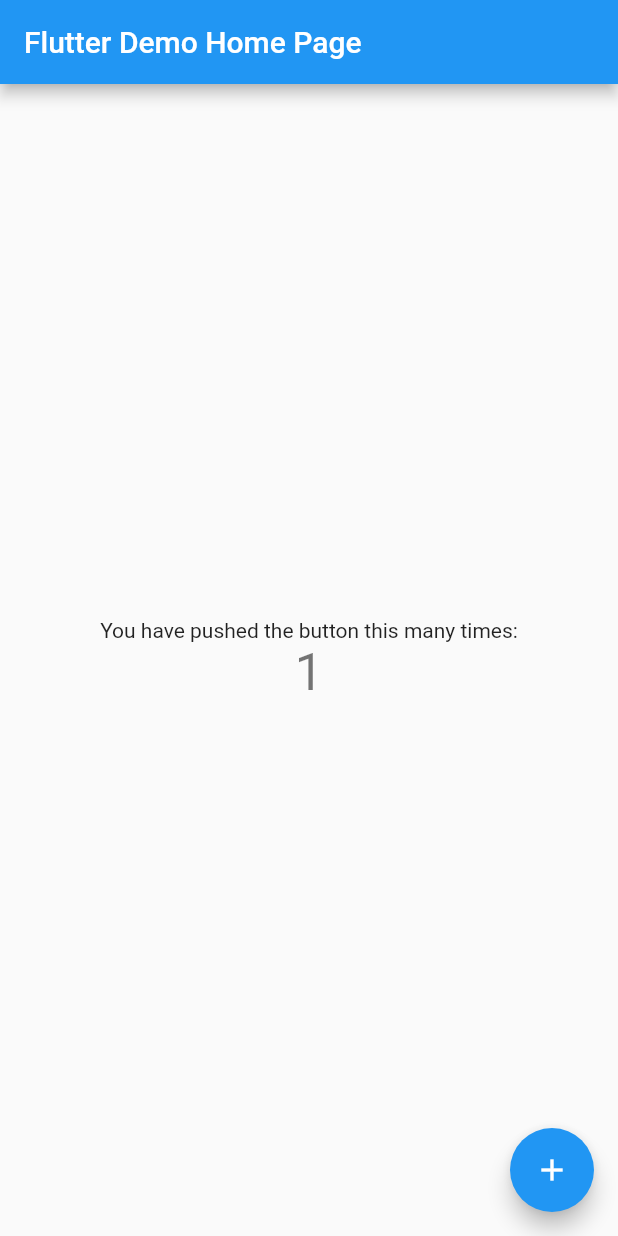
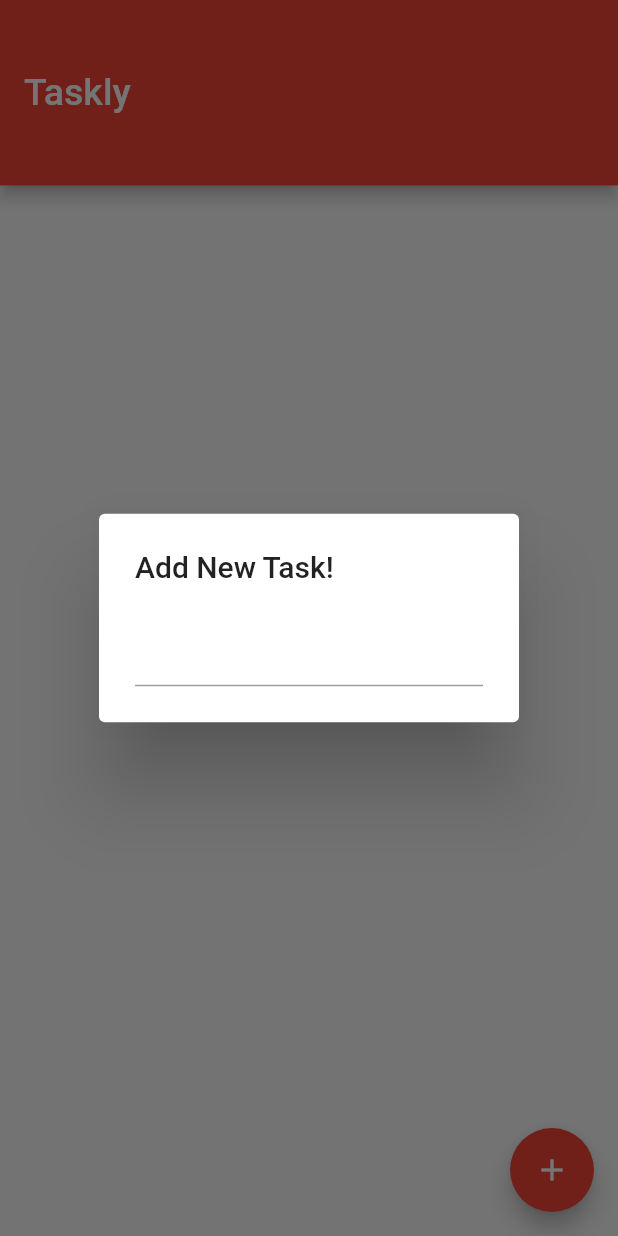
Before and after one commit to jordivx/taskly, a Flutter app: the screen it shows after launch, after a tap on the "add" icon, on a phone screen of 412 x 824 dp. Run offline on Flutter 3.47's test engine with Material 2 defaults, Android fonts, the phone set to English and light mode, and no system bars; our stand-ins replace hive_flutter; accounts and stored records are empty.

Commit message:
Finished taskly project with hive

```diff
--- a/lib/main.dart
+++ b/lib/main.dart
@@ -1,115 +1,24 @@
 import 'package:flutter/material.dart';
+import './pages/home_page.dart';
+import 'package:hive_flutter/hive_flutter.dart';
 
-void main() {
+void main() async {
+  await Hive.initFlutter("hive_boxes");
   runApp(const MyApp());
 }
 
 class MyApp extends StatelessWidget {
   const MyApp({Key? key}) : super(key: key);
 
-  // This widget is the root of your application.
   @override
   Widget build(BuildContext context) {
     return MaterialApp(
-      title: 'Flutter Demo',
+      title: 'Taskly',
+      debugShowCheckedModeBanner: false,
       theme: ThemeData(
-        // This is the theme of your application.
-        //
-        // Try running your application with "flutter run". You'll see the
-        // application has a blue toolbar. Then, without quitting the app, try
-        // changing the primarySwatch below to Colors.green and then invoke
-        // "hot reload" (press "r" in the console where you ran "flutter run",
-        // or simply save your changes to "hot reload" in a Flutter IDE).
-        // Notice that the counter didn't reset back to zero; the application
-        // is not restarted.
-        primarySwatch: Colors.blue,
+        primarySwatch: Colors.red,
       ),
-      home: const MyHomePage(title: 'Flutter Demo Home Page'),
+      home: const HomePage(),
     );
   }
 }
-
-class MyHomePage extends StatefulWidget {
-  const MyHomePage({Key? key, required this.title}) : super(key: key);
-
-  // This widget is the home page of your application. It is stateful, meaning
-  // that it has a State object (defined below) that contains fields that affect
-  // how it looks.
-
-  // This class is the configuration for the state. It holds the values (in this
-  // case the title) provided by the parent (in this case the App widget) and
-  // used by the build method of the State. Fields in a Widget subclass are
-  // always marked "final".
-
-  final String title;
-
-  @override
-  State<MyHomePage> createState() => _MyHomePageState();
-}
-
-class _MyHomePageState extends State<MyHomePage> {
-  int _counter = 0;
-
-  void _incrementCounter() {
-    setState(() {
-      // This call to setState tells the Flutter framework that something has
-      // changed in this State, which causes it to rerun the build method below
-      // so that the display can reflect the updated values. If we changed
-      // _counter without calling setState(), then the build method would not be
-      // called again, and so nothing would appear to happen.
-      _counter++;
-    });
-  }
-
-  @override
-  Widget build(BuildContext context) {
-    // This method is rerun every time setState is called, for instance as done
-    // by the _incrementCounter method above.
-    //
-    // The Flutter framework has been optimized to make rerunning build methods
-    // fast, so that you can just rebuild anything that needs updating rather
-    // than having to individually change instances of widgets.
-    return Scaffold(
-      appBar: AppBar(
-        // Here we take the value from the MyHomePage object that was created by
-        // the App.build method, and use it to set our appbar title.
-        title: Text(widget.title),
-      ),
-      body: Center(
-        // Center is a layout widget. It takes a single child and positions it
-        // in the middle of the parent.
-        child: Column(
-          // Column is also a layout widget. It takes a list of children and
-          // arranges them vertically. By default, it sizes itself to fit its
-          // children horizontally, and tries to be as tall as its parent.
-          //
-          // Invoke "debug painting" (press "p" in the console, choose the
-          // "Toggle Debug Paint" action from the Flutter Inspector in Android
-          // Studio, or the "Toggle Debug Paint" command in Visual Studio Code)
-          // to see the wireframe for each widget.
-          //
-          // Column has various properties to control how it sizes itself and
-          // how it positions its children. Here we use mainAxisAlignment to
-          // center the children vertically; the main axis here is the vertical
-          // axis because Columns are vertical (the cross axis would be
-          // horizontal).
-          mainAxisAlignment: MainAxisAlignment.center,
-          children: <Widget>[
-            const Text(
-              'You have pushed the button this many times:',
-            ),
-            Text(
-              '$_counter',
-              style: Theme.of(context).textTheme.headline4,
-            ),
-          ],
-        ),
-      ),
-      floatingActionButton: FloatingActionButton(
-        onPressed: _incrementCounter,
-        tooltip: 'Increment',
-        child: const Icon(Icons.add),
-      ), // This trailing comma makes auto-formatting nicer for build methods.
-    );
-  }
-}
--- /dev/null
+++ b/lib/models/task.dart
@@ -0,0 +1,28 @@
+class Task {
+
+  String content;
+  DateTime timestamp;
+  bool done;
+
+  Task({
+    required this.content,
+    required this.timestamp,
+    required this.done,
+  });
+
+  Map<String, dynamic> toMap() {
+    return {
+      'content': content,
+      'timestamp': timestamp,
+      'done': done,
+    };
+  }
+
+  factory Task.fromMap(Map<String, dynamic> map) {
+    return Task(
+      content: map['content'] ?? '',
+      timestamp: map['timestamp'] ?? DateTime.now(),
+      done: map['done'] ?? false,
+    );
+  }
+}
--- /dev/null
+++ b/lib/pages/home_page.dart
@@ -0,0 +1,112 @@
+import 'package:flutter/material.dart';
+import 'package:hive_flutter/hive_flutter.dart';
+import 'package:taskly/models/task.dart';
+
+class HomePage extends StatefulWidget {
+  const HomePage({Key? key}) : super(key: key);
+
+  @override
+  State<HomePage> createState() => _HomePageState();
+}
+
+class _HomePageState extends State<HomePage> {
+  late double _deviceHeight;
+  String? _newTaskContent;
+  Box? _box;
+
+  _HomePageState();
+
+  @override
+  Widget build(BuildContext context) {
+    _deviceHeight = MediaQuery.of(context).size.height;
+
+    return Scaffold(
+      appBar: AppBar(
+        toolbarHeight: _deviceHeight * 0.15,
+        title: const Text(
+          'Taskly',
+          style: TextStyle(fontSize: 25),
+        ),
+      ),
+      body: _tasksView(),
+      floatingActionButton: _addTaskButton(),
+    );
+  }
+
+  Widget _tasksView() {
+    return FutureBuilder(
+        future: Hive.openBox('tasks'),
+        builder: (BuildContext context, AsyncSnapshot snapshot) {
+          if(snapshot.hasData) {
+            _box = snapshot.data;
+            return _tasksList();
+          } else {
+            return const Center(child: CircularProgressIndicator());
+          }
+        });
+  }
+
+  Widget _tasksList() {
+    List<dynamic> tasks = _box!.values.toList();
+    return ListView.builder(
+      itemCount: tasks.length,
+      itemBuilder: (BuildContext context, int index) {
+        Task task = Task.fromMap(Map<String, dynamic>.from(tasks[index]));
+        return ListTile(
+          title: Text(
+            task.content,
+            style: TextStyle(decoration: task.done ? TextDecoration.lineThrough : null),
+          ),
+          subtitle: Text(task.timestamp.toString()),
+          trailing: Icon(
+            task.done ? Icons.check_box_outlined : Icons.check_box_outline_blank,
+            color: Colors.red,
+          ),
+          onTap: () {
+            task.done = !task.done;
+            _box!.putAt(index, task.toMap());
+            setState(() {});
+          },
+          onLongPress: () {
+            _box!.deleteAt(index);
+            setState(() {});
+          },
+        );
+      },
+    );
+  }
+
+  Widget _addTaskButton() {
+    return FloatingActionButton(
+      onPressed: _displayTaskPopup,
+      child: const Icon(Icons.add),
+    );
+  }
+
+  void _displayTaskPopup() {
+    showDialog(
+        context: context,
+        builder: (BuildContext context) {
+          return AlertDialog(
+            title: const Text('Add New Task!'),
+            content: TextField(
+              onSubmitted: (value) {
+                if(_newTaskContent != null) {
+                  Task task = Task(content: _newTaskContent!, timestamp: DateTime.now(), done: false);
+                  _box?.add(task.toMap());
+                  setState(() {
+                    _newTaskContent = null;
+                    Navigator.pop(context);
+                  });
+                }
+              },
+              onChanged: (value) {
+                setState(() {
+                  _newTaskContent = value;
+                });
+              },
+            ),
+          );
+        });
+  }
+}
--- a/pubspec.yaml
+++ b/pubspec.yaml
@@ -29,6 +29,8 @@ environment:
 dependencies:
   flutter:
     sdk: flutter
+  hive: "2.2.1"
+  hive_flutter: "1.1.0"
 
 
   # The following adds the Cupertino Icons font to your application.
```
Also changed, not shown: pubspec.lock, 10 other files.
